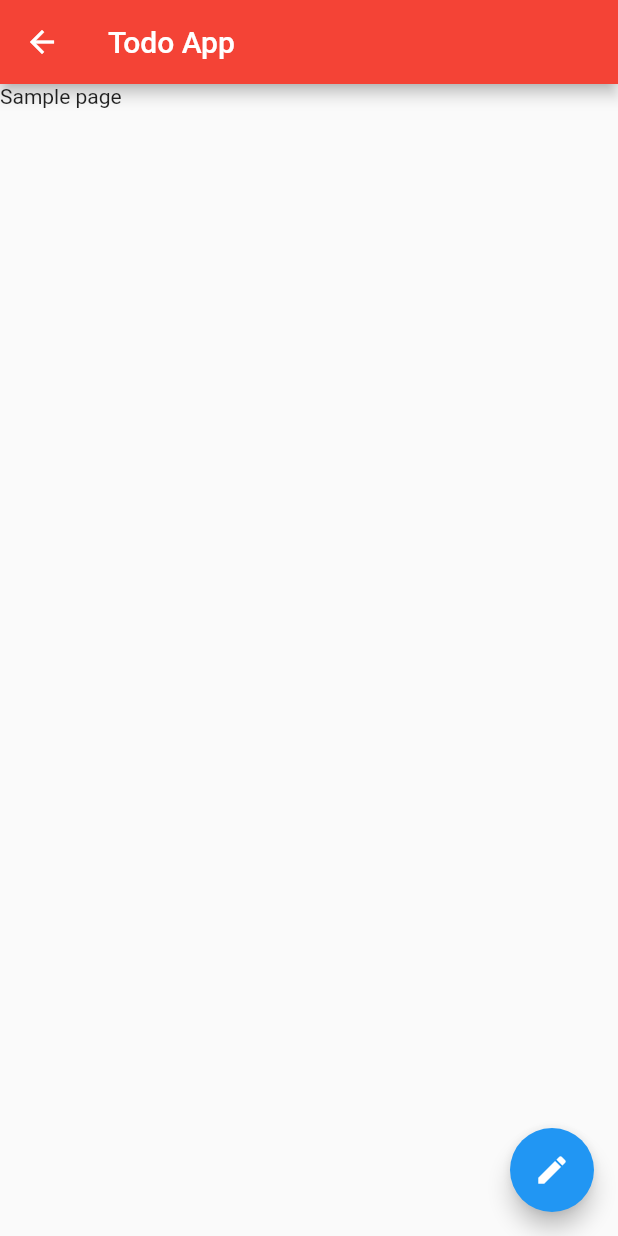
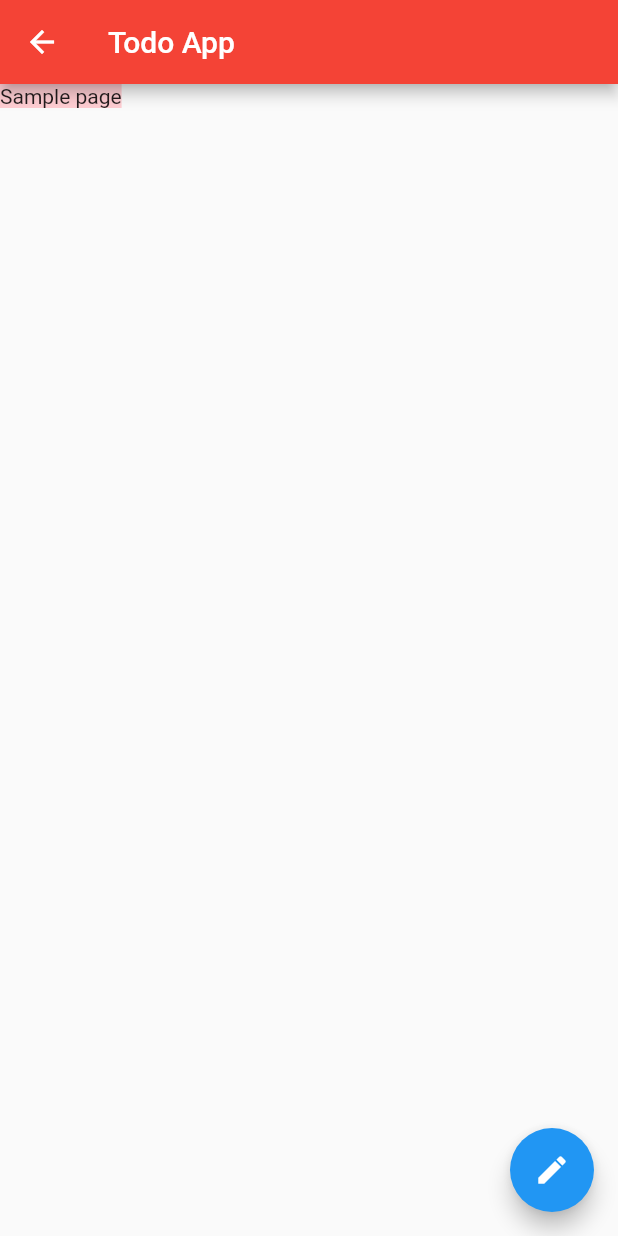
Before and after one commit to skynexui/responsive_stylesheet, a Flutter app: the screen it shows after launch, after a tap on "Todo App Sample", on a phone screen of 412 x 824 dp. Run offline on Flutter 3.47's test engine with Material 2 defaults, Android fonts, the phone set to English and light mode, and no system bars.

Commit message:
feat: add new example todoapp

```diff
--- a/examples/with_flutter_sample/lib/todo_app/screens/home_screen/home_screen.dart
+++ b/examples/with_flutter_sample/lib/todo_app/screens/home_screen/home_screen.dart
@@ -17,33 +17,63 @@ class _HomeScreenState extends State<HomeScreen> {
         appBar: AppBar(
           title: const Text('Todo App'),
         ),
-        body: const Text('Sample page'),
-        floatingActionButton: const MainActionButton(),
+        body: const _HomeScreenBody(),
+        floatingActionButton: MainActionButton(
+          onPressed: () {
+            // ignore: avoid_print
+            print('Main action button pressed');
+          },
+        ),
       ),
     );
   }
 }
 
-class MainActionButton extends StatelessWidget {
-  const MainActionButton({
+class _HomeScreenBody extends StatelessWidget {
+  const _HomeScreenBody({
     Key? key,
   }) : super(key: key);
 
   @override
   Widget build(BuildContext context) {
+    // var responsive = Responsive(context);
+    return GridItem(
+      children: [
+        Container(
+          // width: responsive.screenWidth().percent(100),
+          color: Colors.red.shade100,
+          child: const Text('Sample page'),
+        )
+      ],
+    );
+  }
+}
+
+class MainActionButton extends StatelessWidget {
+  final VoidCallback? onPressed;
+
+  const MainActionButton({
+    Key? key,
+    required this.onPressed,
+  }) : super(key: key);
+
+  @override
+  Widget build(BuildContext context) {
     var responsive = Responsive(context);
+    const label = 'Add todo';
+    const icon = Icon(Icons.create);
 
     var btnFull = FloatingActionButton.extended(
-      onPressed: () {},
-      label: const Text('Add todo'),
-      icon: const Icon(Icons.create),
+      onPressed: onPressed,
+      label: const Text(label),
+      icon: icon,
       backgroundColor: Colors.blue,
     );
 
     var btnCompact = FloatingActionButton(
-      onPressed: () {},
+      onPressed: onPressed,
       backgroundColor: Colors.blue,
-      child: const Icon(Icons.create),
+      child: icon,
     );
 
     return responsive.value({
--- a/examples/with_flutter_sample/pubspec.yaml
+++ b/examples/with_flutter_sample/pubspec.yaml
@@ -29,9 +29,9 @@ environment:
 dependencies:
   flutter:
     sdk: flutter
+  # Prod
   skynexui_responsive_stylesheet: any
-  # The following adds the Cupertino Icons font to your application.
-  # Use with the CupertinoIcons class for iOS style icons.
+
   cupertino_icons: ^1.0.2
 
 dev_dependencies:
```
Also changed, not shown: examples/with_flutter_sample/pubspec.lock.
